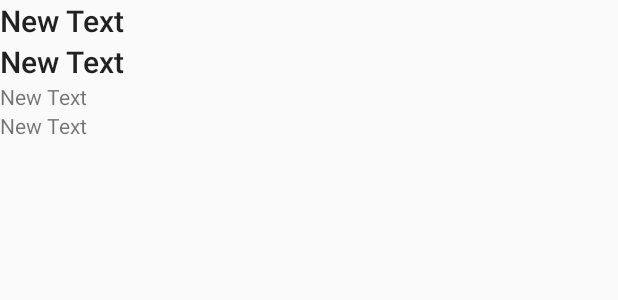
After one commit to carlosiff/Teste-LG, an Android app: the layout linhaproprietario.xml on its own in the app's theme, with its tools: preview values and no code run, on a phone screen of 412 x 824 dp. The commit adds this screen. Shown: the top 300 px of the screen. Run offline under Robolectric (Android 15) with nearby library versions, the phone set to English and light mode, and no system bars.

Commit message:
Corrigindo Erros(Versão Final do Proprietário)

```diff
--- a/app/src/main/AndroidManifest.xml
+++ b/app/src/main/AndroidManifest.xml
@@ -5,7 +5,7 @@ package="br.edu.iff.pooa20162.teste_lg">
     android:label="@string/app_name" android:supportsRtl="true" android:theme="@style/AppTheme">
 
     <meta-data android:name="DATABASE" android:value="cadastros.db" />
-    <meta-data android:name="VERSION" android:value="1" />
+    <meta-data android:name="VERSION" android:value="2" />
     <meta-data android:name="QUERY_LOG" android:value="false" />
     <meta-data android:name="DOMAIN_PACKAGE_NAME" android:value="br.edu.iff.pooa20162.teste_lg" />
 
--- a/app/src/main/java/br/edu/iff/pooa20162/teste_lg/activity/CadastroActivity.java
+++ b/app/src/main/java/br/edu/iff/pooa20162/teste_lg/activity/CadastroActivity.java
@@ -17,13 +17,13 @@ public class CadastroActivity extends Activity {
 
     EditText nome,endereco, telefone, dataNasc;
     Button btsalvar,btalterar;
-    int id;
+    long id;
 
     @Override
     protected void onCreate(Bundle savedInstanceState) {
         super.onCreate(savedInstanceState);
         setContentView(R.layout.activity_cadastro);Intent intent    = getIntent();
-        id = (int) intent.getSerializableExtra("id");
+        id = (Long) intent.getSerializableExtra("id");
 
         String nomep     = (String) intent.getSerializableExtra("nome");
         String enderecop = (String) intent.getSerializableExtra("endereco");
--- a/app/src/main/java/br/edu/iff/pooa20162/teste_lg/activity/MainActivity.java
+++ b/app/src/main/java/br/edu/iff/pooa20162/teste_lg/activity/MainActivity.java
@@ -21,12 +21,10 @@ public class MainActivity extends Activity {
     public void chamaTelaCadastrop(View v){
         Intent intentp = new Intent(MainActivity.this, ListActivity.class);
         startActivity(intentp);
-
     }
 
     public void chamaTelaCadastrov(View v){
-
-        Intent intentv = new Intent(MainActivity.this, ListActivity.class);
+        Intent intentv = new Intent(MainActivity.this, ListVActivity.class);
         startActivity(intentv);
     }
 
--- a/app/src/main/res/layout/activity_cadastro.xml
+++ b/app/src/main/res/layout/activity_cadastro.xml
@@ -104,8 +104,8 @@
             android:text="Alterar"
             android:id="@+id/btAlterarP"
             />
+
     </LinearLayout>
 
 
-
 </LinearLayout>
--- /dev/null
+++ b/app/src/main/res/layout/linhaproprietario.xml
@@ -0,0 +1,34 @@
+<?xml version="1.0" encoding="utf-8"?>
+<LinearLayout xmlns:android="http://schemas.android.com/apk/res/android"
+    android:orientation="vertical" android:layout_width="match_parent"
+    android:layout_height="match_parent">
+
+    <TextView
+        android:layout_width="wrap_content"
+        android:layout_height="wrap_content"
+        android:text="New Text"
+        android:id="@+id/tvllvNome"
+        android:textAppearance="@style/Base.TextAppearance.AppCompat.SearchResult.Title"/>
+    <TextView
+        android:layout_width="wrap_content"
+        android:layout_height="wrap_content"
+        android:text="New Text"
+        android:id="@+id/tvllvEndereco"
+        android:textAppearance="@style/Base.TextAppearance.AppCompat.SearchResult.Title"/>/>
+
+    <TextView
+        android:layout_width="wrap_content"
+        android:layout_height="wrap_content"
+        android:text="New Text"
+        android:id="@+id/tvllvTelefone"
+        android:textAppearance="@style/Base.TextAppearance.AppCompat.Small"/>/>
+
+    <TextView
+        android:layout_width="wrap_content"
+        android:layout_height="wrap_content"
+        android:text="New Text"
+        android:id="@+id/tvllvDataNasc"
+        android:textAppearance="@style/Base.TextAppearance.AppCompat.Small"/>/>
+
+
+</LinearLayout>
```
Also changed, not shown: app/src/main/java/br/edu/iff/pooa20162/teste_lg/activity/ListActivity.java (+40 -3 lines), app/src/main/java/br/edu/iff/pooa20162/teste_lg/adapter/ProprietarioAdapter.java (added, +49 -0 lines), app/src/main/res/layout/content_list.xml (+6 -5 lines).
